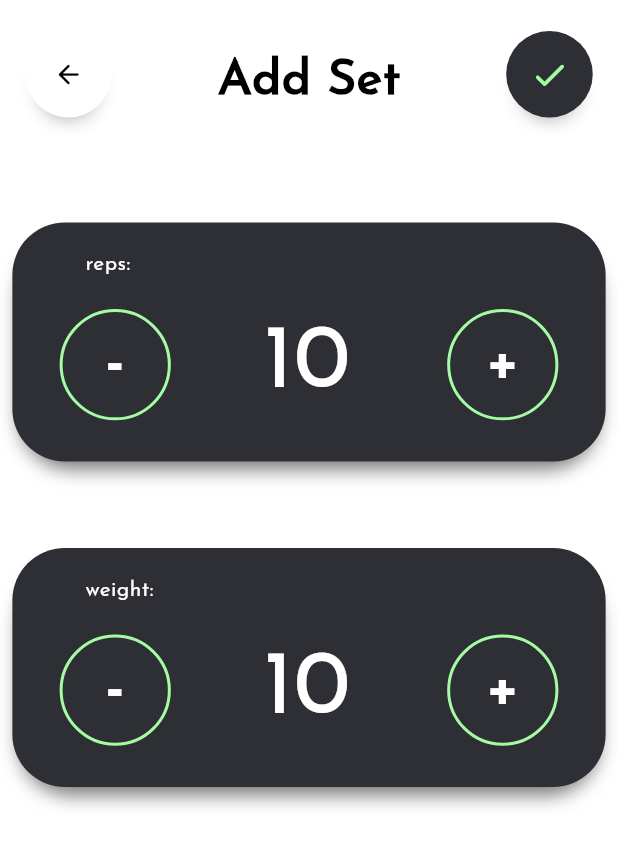
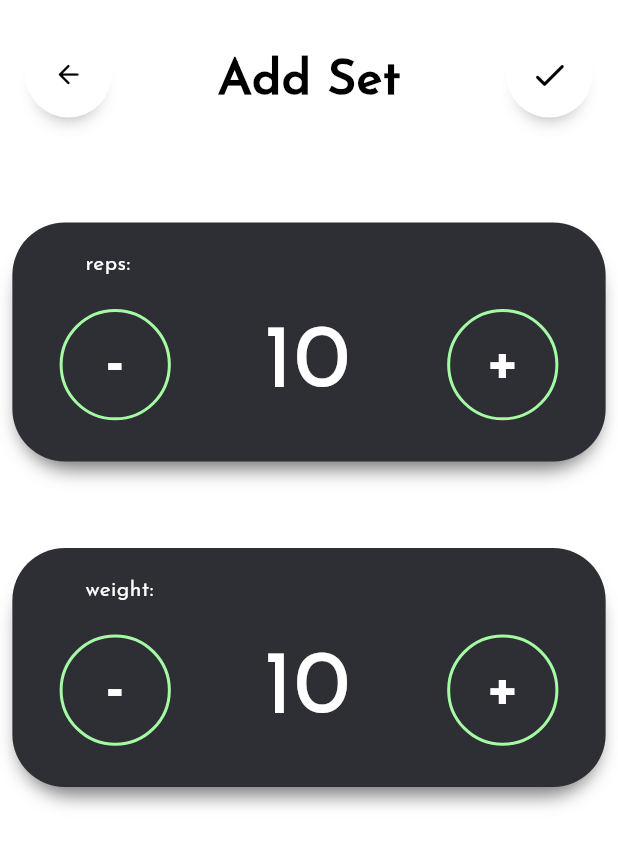
Before and after one commit to badbryany/Flexify, a Flutter app: the ExerciseSets screen opened directly with empty values, after a tap on the "add" icon, on a phone screen of 412 x 824 dp. Shown: the top 846 px of the screen. Run offline on Flutter 3.47's test engine with Material 3 defaults, Android fonts, the phone set to English and light mode, and no system bars; our stand-ins replace connectivity_plus, fl_chart, flutter_svg, google_nav_bar, page_transition, shared_preferences and 1 more; accounts and stored records are empty.

Commit message:
micro design changes

```diff
--- a/lib/main.dart
+++ b/lib/main.dart
@@ -1,5 +1,6 @@
 import 'package:flutter/material.dart';
 import 'package:flexify/SignInSignUp/deside.dart';
+import 'package:flexify/pages/dashboard.dart';
 
 void main() {
   runApp(const MyApp());
@@ -34,7 +35,7 @@ class MyApp extends StatelessWidget {
           shadow: Color.fromARGB(255, 170, 170, 170),
         ),
       ),
-      home: const Deside(),
+      home: const Dashboard(),
     );
   }
 }
--- a/lib/pages/workout/exercisesPage/setsPage/addeditSetPage/addeditSetPage.dart
+++ b/lib/pages/workout/exercisesPage/setsPage/addeditSetPage/addeditSetPage.dart
@@ -127,7 +127,7 @@ class _AddEditSetState extends State<AddEditSet> {
                         boxShadow: ([
                           global.lightShadow,
                         ]),
-                        color: Theme.of(context).colorScheme.background,
+                        color: Theme.of(context).scaffoldBackgroundColor,
                         borderRadius: BorderRadius.circular(1000),
                       ),
                       child: IconButton(
@@ -159,7 +159,7 @@ class _AddEditSetState extends State<AddEditSet> {
                           Navigator.pop(context);
                           setState(() {});
                         },
-                        color: Theme.of(context).colorScheme.primary,
+                        color: Theme.of(context).focusColor,
                         icon: const Icon(Icons.check_rounded),
                         iconSize: MediaQuery.of(context).size.width * 0.065,
                       ),
--- a/lib/pages/workout/exercisesPage/setsPage/setsPage.dart
+++ b/lib/pages/workout/exercisesPage/setsPage/setsPage.dart
@@ -310,7 +310,7 @@ class _ExerciseSetsState extends State<ExerciseSets> {
     if (globalContextVar != null) {
       getData(globalContextVar!);
     } else {
-      Future.delayed(const Duration(seconds: 1), foo);
+      Future.delayed(const Duration(milliseconds: 500), foo);
     }
   }
 
@@ -450,7 +450,13 @@ class _ExerciseSetsState extends State<ExerciseSets> {
                                 ),
                               )
                             ])
-                      : const [Center(child: CircularProgressIndicator())]),
+                      : [
+                          Padding(
+                            padding: EdgeInsets.only(
+                                top: MediaQuery.of(context).size.height * 0.3),
+                            child: const CircularProgressIndicator(),
+                          )
+                        ]),
                 ],
               ),
             ),
```
